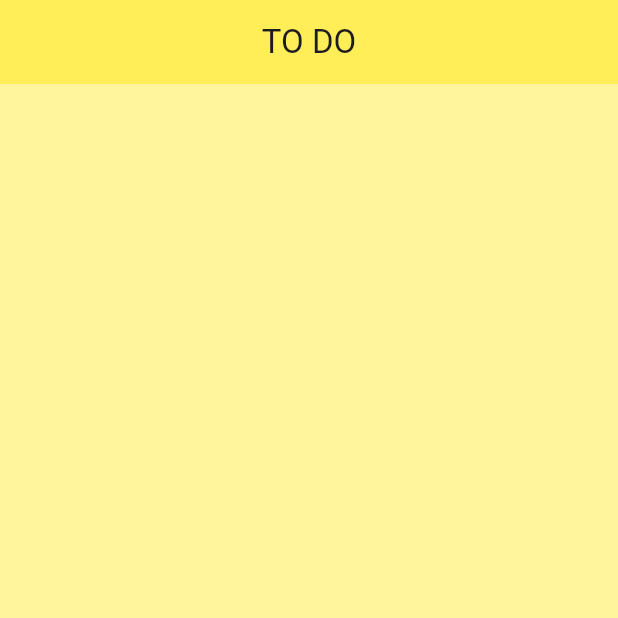
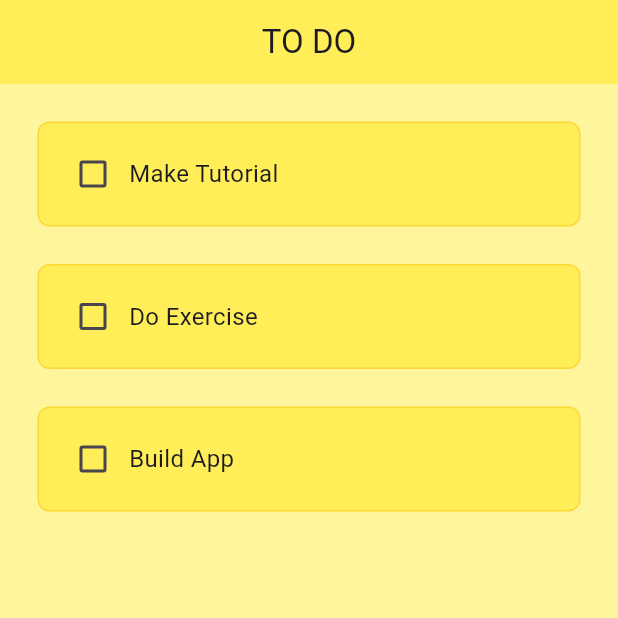
Before and after one commit to 9090856788/Flutter_Application, a Flutter app: the screen it shows after launch, on a phone screen of 412 x 824 dp, the top half of it. Run offline on Flutter 3.47's test engine with Material 3 defaults, Android fonts, the phone set to English and light mode, and no system bars.

Commit message:
created todo tiles

```diff
--- a/todo_app/lib/pages/home_screen.dart
+++ b/todo_app/lib/pages/home_screen.dart
@@ -1,4 +1,5 @@
 import 'package:flutter/material.dart';
+import '../utils/todo_tile.dart';
 
 class HomeScreen extends StatefulWidget {
   const HomeScreen({super.key});
@@ -8,6 +9,13 @@ class HomeScreen extends StatefulWidget {
 }
 
 class _HomeScreenState extends State<HomeScreen> {
+  // create a list to hold our to-do items
+  List toDoList = [
+    ['Make Tutorial', false],
+    ['Do Exercise', false],
+    ['Build App', false],
+  ];
+
   @override
   Widget build(BuildContext context) {
     return Scaffold(
@@ -18,6 +26,21 @@ class _HomeScreenState extends State<HomeScreen> {
         backgroundColor: Colors.yellow[400],
         elevation: 0,
       ),
+      body: ListView.builder(
+        itemCount: toDoList.length,
+        itemBuilder: (context, index) {
+          return TodoTile(
+            taskName: toDoList[index][0],
+            taskCompleted: toDoList[index][1],
+            onChanged: (value) {
+              // Handle checkbox state change
+              setState(() {
+                toDoList[index][1] = value;
+              });
+            },
+          );
+        },
+      ),
     );
   }
 }
--- /dev/null
+++ b/todo_app/lib/utils/todo_tile.dart
@@ -0,0 +1,56 @@
+import 'package:flutter/material.dart';
+
+// ignore: must_be_immutable
+class TodoTile extends StatefulWidget {
+  final String taskName;
+  final bool taskCompleted;
+  Function(bool?)? onChanged;
+
+  TodoTile({
+    super.key,
+    required this.taskName,
+    required this.taskCompleted,
+    required this.onChanged,
+  });
+
+  @override
+  State<TodoTile> createState() => _TodoTileState();
+}
+
+class _TodoTileState extends State<TodoTile> {
+  @override
+  Widget build(BuildContext context) {
+    return Padding(
+      padding: const EdgeInsets.only(left: 25.0, right: 25.0, top: 25.0),
+      child: Container(
+        padding: const EdgeInsets.all(12.0),
+        width: double.infinity,
+        height: 70,
+        decoration: BoxDecoration(
+          color: Colors.yellow[400],
+          border: Border.all(color: Colors.yellow.shade600),
+          borderRadius: BorderRadius.circular(8.0),
+        ),
+        child: Row(
+          mainAxisAlignment: MainAxisAlignment.start,
+          children: [
+            Checkbox(
+              value: widget.taskCompleted,
+              onChanged: widget.onChanged,
+              activeColor: Colors.black,
+            ),
+            Text(
+              widget.taskName,
+              style: TextStyle(
+                decoration: widget.taskCompleted
+                    ? TextDecoration.lineThrough
+                    : TextDecoration.none,
+                fontSize: 16,
+              ),
+            ),
+          ],
+        ),
+      ),
+    );
+  }
+}
```
